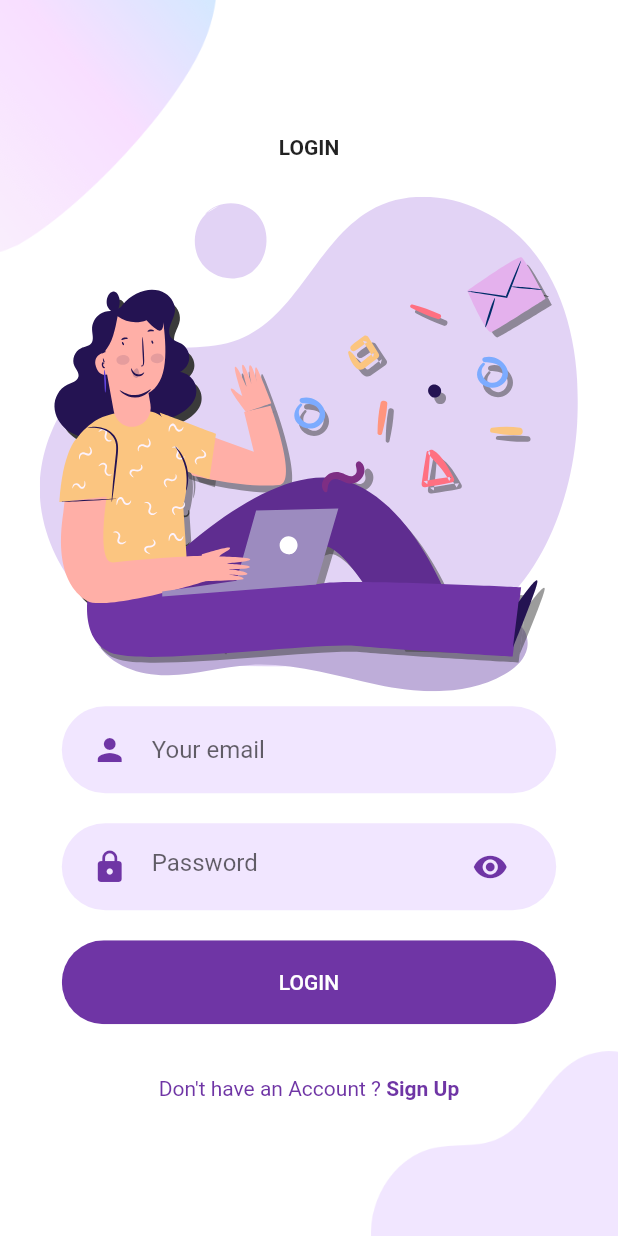
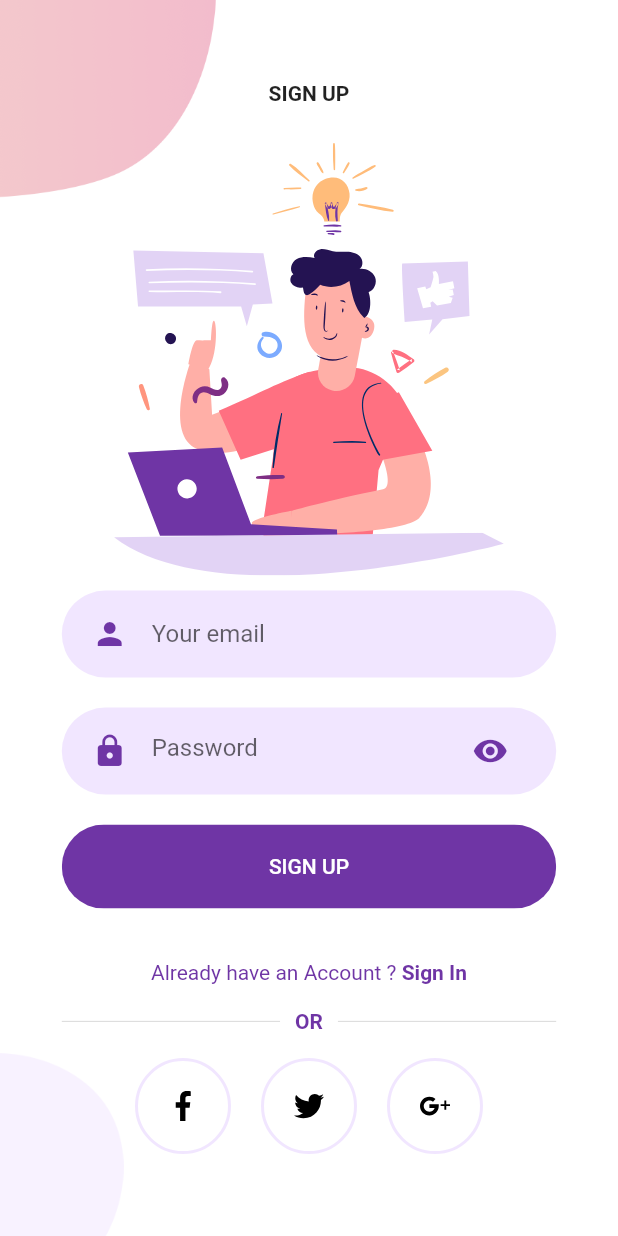
Before and after one commit to hasunnilupul/flutter_firebase, a Flutter app: the LoginScreen screen opened directly, after a tap on "Sign Up", on a phone screen of 412 x 824 dp. Run offline on Flutter 3.47's test engine with Material 2 defaults, Android fonts, the phone set to English and light mode, and no system bars; our stand-ins replace flutter_svg.

Commit message:
Sign Up Page

```diff
--- a/lib/Screens/Login/components/body.dart
+++ b/lib/Screens/Login/components/body.dart
@@ -1,5 +1,6 @@
 import 'package:flutter/cupertino.dart';
 import 'package:flutter/material.dart';
+import '../../Signup/signup_screen.dart';
 import 'package:flutter_svg/svg.dart';
 
 import '../../../components/already_have_an_account_check.dart';
@@ -13,7 +14,9 @@ class Body extends StatelessWidget {
 
   @override
   Widget build(BuildContext context) {
-    Size size = MediaQuery.of(context).size;
+    Size size = MediaQuery
+        .of(context)
+        .size;
     return Background(
       child: SingleChildScrollView(
         child: Column(
@@ -43,7 +46,11 @@ class Body extends StatelessWidget {
               height: size.height * 0.03,
             ),
             AlreadyHaveAnAccountCheck(
-              press: () {},
+              press: () {
+                Navigator.push(context, MaterialPageRoute(builder: (context) {
+                  return SignUpScreen();
+                }));
+              },
             )
           ],
         ),
--- /dev/null
+++ b/lib/Screens/Signup/components/background.dart
@@ -0,0 +1,39 @@
+import 'package:flutter/material.dart';
+import 'package:flutter/cupertino.dart';
+
+class Background extends StatelessWidget {
+  const Background({Key? key, required this.child}) : super(key: key);
+
+  final Widget child;
+
+  @override
+  Widget build(BuildContext context) {
+    Size size = MediaQuery.of(context).size;
+    return Container(
+      width: double.infinity,
+      height: size.height,
+      child: Stack(
+        alignment: Alignment.center,
+        children: [
+          Positioned(
+            top: 0,
+            left: 0,
+            child: Image.asset(
+              'assets/images/signup_top.png',
+              width: size.width * 0.35,
+            ),
+          ),
+          Positioned(
+            bottom: 0,
+            left: 0,
+            child: Image.asset(
+              'assets/images/main_bottom.png',
+              width: size.width * 0.2,
+            ),
+          ),
+          child,
+        ],
+      ),
+    );
+  }
+}
--- a/lib/Screens/Signup/components/body.dart
+++ b/lib/Screens/Signup/components/body.dart
@@ -1,11 +1,80 @@
+import 'package:flutter/cupertino.dart';
 import 'package:flutter/material.dart';
-import 'package:flutter/cupertino.dart';
+import 'social_icon.dart';
+import 'package:flutter_svg/flutter_svg.dart';
+import '../../../components/already_have_an_account_check.dart';
+import '../../../components/rounded_button.dart';
+import '../../../components/rounded_input_field.dart';
+import '../../../components/rounded_password_field.dart';
+import '../../Login/login_screen.dart';
+import '../../Signup/components/or_divider.dart';
+import 'background.dart';
 
 class Body extends StatelessWidget {
   const Body({Key? key}) : super(key: key);
 
   @override
   Widget build(BuildContext context) {
-    return Container();
+    Size size = MediaQuery.of(context).size;
+    return Background(
+      child: SingleChildScrollView(
+        child: Column(
+          mainAxisAlignment: MainAxisAlignment.center,
+          children: [
+            Text(
+              'SIGN UP',
+              style: TextStyle(
+                fontWeight: FontWeight.bold,
+              ),
+            ),
+            SizedBox(
+              height: size.height * 0.03,
+            ),
+            SvgPicture.asset(
+              'assets/icons/signup.svg',
+              height: size.height * 0.35,
+            ),
+            RoundedInputField(
+              hintText: 'Your email',
+              icon: Icons.person,
+              onChanged: (text) {},
+            ),
+            RoundedPasswordField(
+              onChanged: (text) {},
+            ),
+            RoundedButton(text: 'SIGN UP', press: () {}),
+            SizedBox(
+              height: size.height * 0.03,
+            ),
+            AlreadyHaveAnAccountCheck(
+              login: false,
+              press: () {
+                Navigator.push(context, MaterialPageRoute(builder: (context) {
+                  return LoginScreen();
+                }));
+              },
+            ),
+            OrDivider(),
+            Row(
+              mainAxisAlignment: MainAxisAlignment.center,
+              children: [
+                SocialIcon(
+                  iconSrc: 'assets/icons/facebook.svg',
+                  press: (){},
+                ),
+                SocialIcon(
+                  iconSrc: 'assets/icons/twitter.svg',
+                  press: (){},
+                ),
+                SocialIcon(
+                  iconSrc: 'assets/icons/google-plus.svg',
+                  press: (){},
+                ),
+              ],
+            )
+          ],
+        ),
+      ),
+    );
   }
 }
--- /dev/null
+++ b/lib/Screens/Signup/components/or_divider.dart
@@ -0,0 +1,40 @@
+import 'package:flutter/cupertino.dart';
+import 'package:flutter/material.dart';
+
+import '../../../constants.dart';
+
+class OrDivider extends StatelessWidget {
+  @override
+  Widget build(BuildContext context) {
+    Size size = MediaQuery.of(context).size;
+    return Container(
+      width: size.width * 0.8,
+      margin: EdgeInsets.symmetric(vertical: size.height * 0.02),
+      child: Row(
+        children: [
+          buildDivider(),
+          Padding(
+            padding: const EdgeInsets.symmetric(horizontal: 10),
+            child: Text(
+              'OR',
+              style: TextStyle(
+                color: primaryColor,
+                fontWeight: FontWeight.w600,
+              ),
+            ),
+          ),
+          buildDivider()
+        ],
+      ),
+    );
+  }
+}
+
+Expanded buildDivider() {
+  return Expanded(
+    child: Divider(
+      color: Color(0xFFD9D9D9),
+      height: 1.5,
+    ),
+  );
+}
--- /dev/null
+++ b/lib/Screens/Signup/components/social_icon.dart
@@ -0,0 +1,35 @@
+import 'package:flutter/material.dart';
+import 'package:flutter/cupertino.dart';
+import 'package:flutter_svg/flutter_svg.dart';
+
+import '../../../constants.dart';
+
+class SocialIcon extends StatelessWidget {
+  const SocialIcon({Key? key, required this.iconSrc, required this.press}) : super(key: key);
+
+  final String iconSrc;
+  final Function() press;
+
+  @override
+  Widget build(BuildContext context) {
+    return GestureDetector(
+      child: Container(
+        margin: EdgeInsets.symmetric(horizontal: 10),
+        padding: EdgeInsets.all(20),
+        decoration: BoxDecoration(
+          border: Border.all(
+            width: 2,
+            color: primaryLightColor,
+          ),
+          shape: BoxShape.circle,
+        ),
+        child: SvgPicture.asset(
+          iconSrc,
+          height: 20,
+          width: 20,
+        ),
+      ),
+      onTap: press,
+    );
+  }
+}
```
